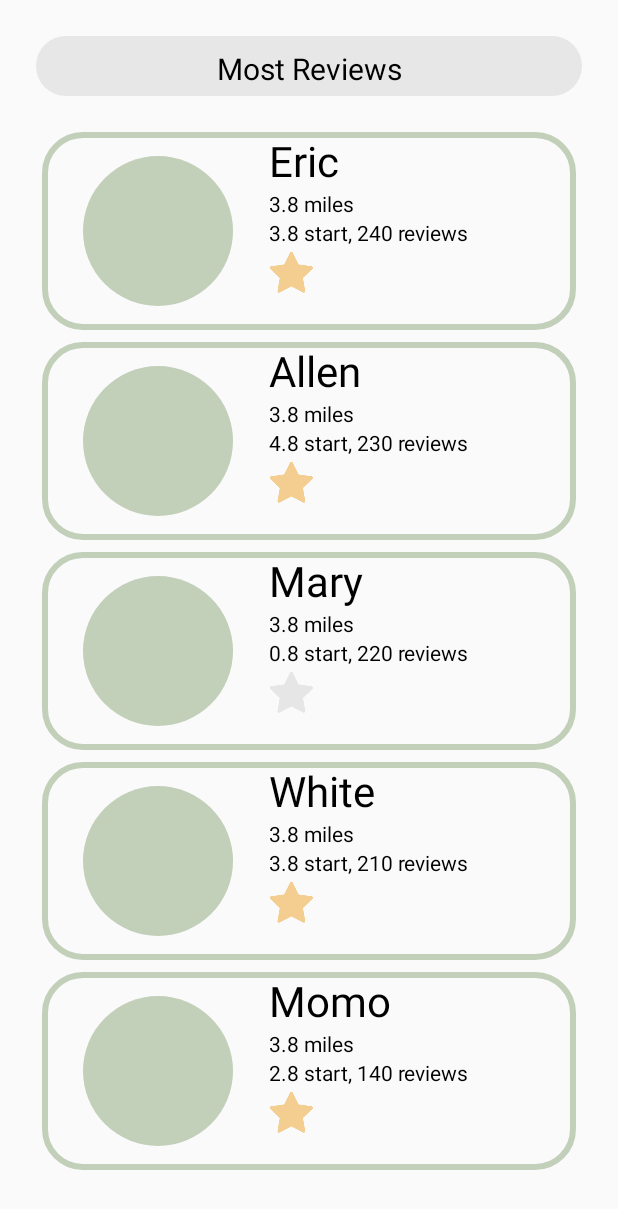
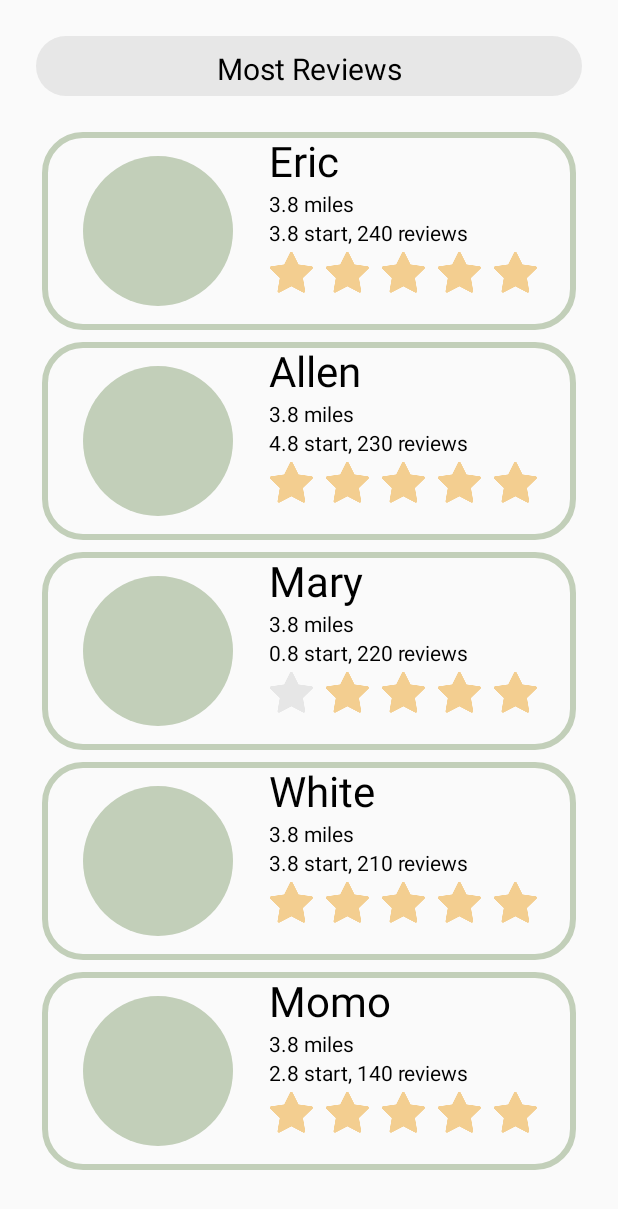
Before and after one commit to cardinalblue/PetPal, an Android app: the screen it shows after launch (MainActivity), after a tap on "Pet Owner", on a phone screen of 412 x 824 dp. Shown: the top 1209 px of the screen. Run offline under Robolectric (Android 15) with nearby library versions, the phone set to English and light mode, and no system bars; our stand-ins replace CircleImageView; Roboto replaces fonts that are not available here.

Commit message:
update 5 stars

```diff
--- a/app/src/main/res/layout/item_sitter.xml
+++ b/app/src/main/res/layout/item_sitter.xml
@@ -61,4 +61,44 @@
             android:layout_width="wrap_content"
             android:layout_height="wrap_content"/>
 
+    <ImageView
+            android:id="@+id/imageStart2"
+            android:layout_marginStart="7dp"
+            app:layout_constraintStart_toEndOf="@id/imageStart1"
+            app:layout_constraintTop_toBottomOf="@id/textStar"
+            android:src="@drawable/star_gold"
+            android:layout_marginTop="3dp"
+            android:layout_width="wrap_content"
+            android:layout_height="wrap_content"/>
+
+    <ImageView
+            android:id="@+id/imageStart3"
+            android:layout_marginStart="7dp"
+            app:layout_constraintStart_toEndOf="@id/imageStart2"
+            app:layout_constraintTop_toBottomOf="@id/textStar"
+            android:src="@drawable/star_gold"
+            android:layout_marginTop="3dp"
+            android:layout_width="wrap_content"
+            android:layout_height="wrap_content"/>
+
+    <ImageView
+            android:id="@+id/imageStart4"
+            android:layout_marginStart="7dp"
+            app:layout_constraintStart_toEndOf="@id/imageStart3"
+            app:layout_constraintTop_toBottomOf="@id/textStar"
+            android:src="@drawable/star_gold"
+            android:layout_marginTop="3dp"
+            android:layout_width="wrap_content"
+            android:layout_height="wrap_content"/>
+
+    <ImageView
+            android:id="@+id/imageStart5"
+            android:layout_marginStart="7dp"
+            app:layout_constraintStart_toEndOf="@id/imageStart4"
+            app:layout_constraintTop_toBottomOf="@id/textStar"
+            android:src="@drawable/star_gold"
+            android:layout_marginTop="3dp"
+            android:layout_width="wrap_content"
+            android:layout_height="wrap_content"/>
+
 </android.support.constraint.ConstraintLayout>
```
